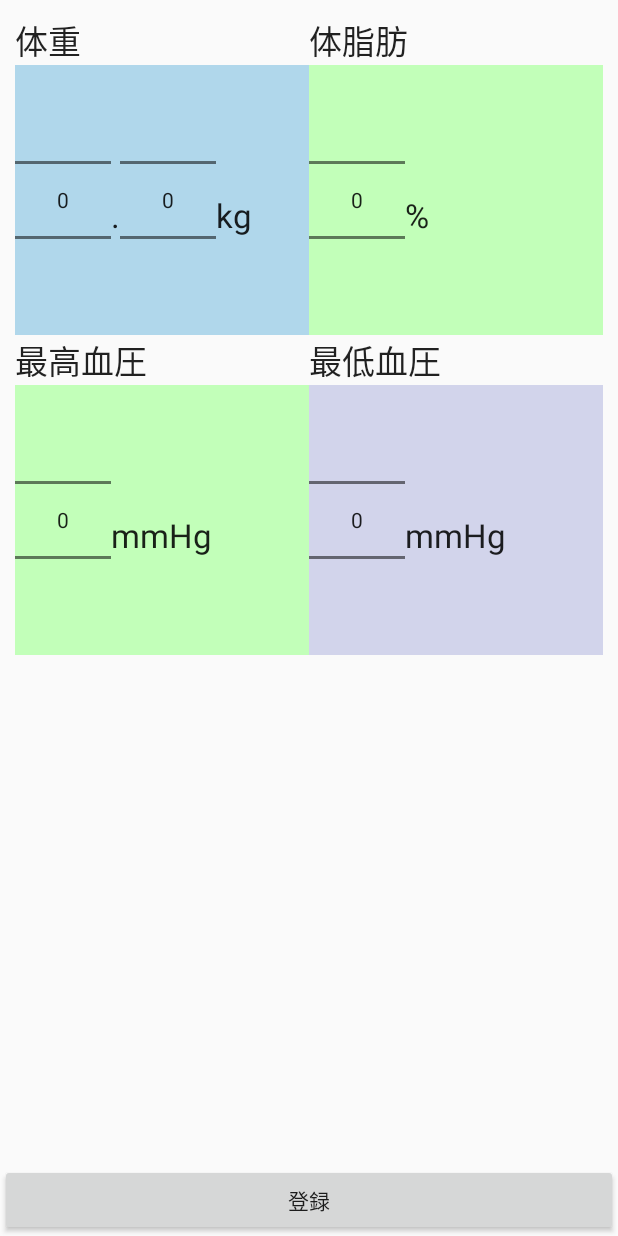
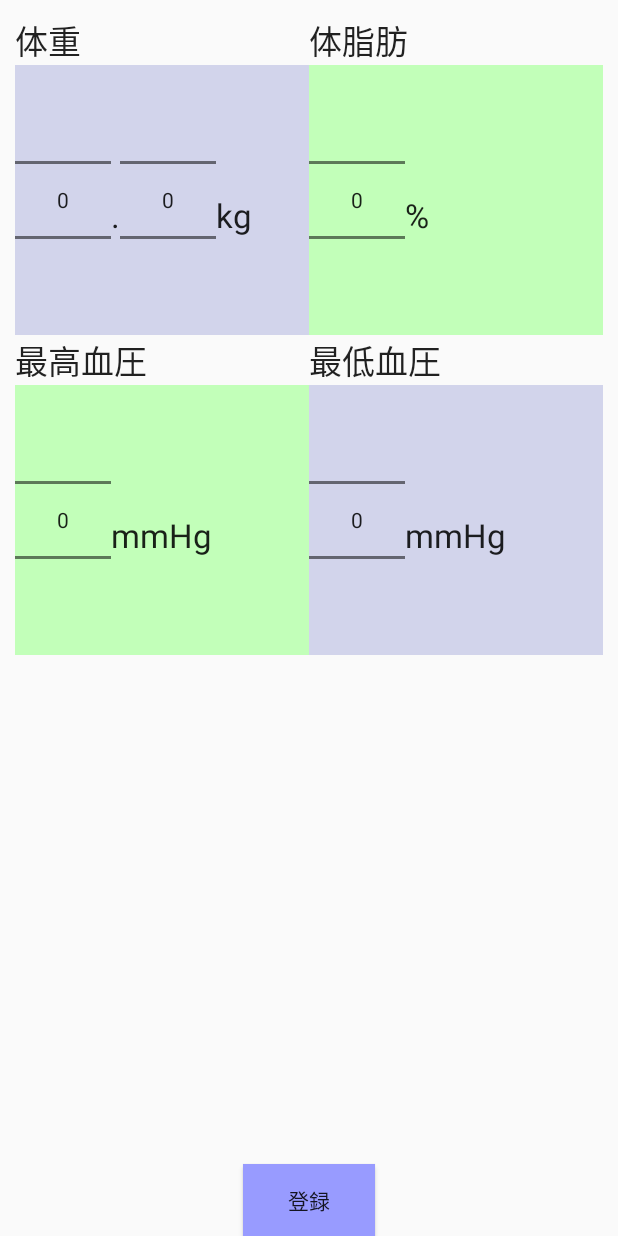
Before and after one commit to KawakawaRitsuki/WeightRecorder, an Android app: the layout fragment_record.xml on its own in the app's theme, with its tools: preview values and no code run, on a phone screen of 412 x 824 dp. Run offline under Robolectric (Android 15) with nearby library versions, the phone set to English and light mode, and no system bars.

Commit message:
リリース

```diff
--- a/app/build.gradle
+++ b/app/build.gradle
@@ -6,7 +6,7 @@ android {
 
     defaultConfig {
         applicationId "com.kawakawaplanning.weightrecorder"
-        minSdkVersion 15
+        minSdkVersion 16
         targetSdkVersion 22
         versionCode 1
         versionName "1.0"
--- a/app/src/main/AndroidManifest.xml
+++ b/app/src/main/AndroidManifest.xml
@@ -5,7 +5,8 @@
     <uses-sdk
         android:minSdkVersion="22"></uses-sdk>
     <uses-permission android:name="android.permission.VIBRATE"/>
-
+    <uses-permission android:name="android.permission.WRITE_EXTERNAL_STORAGE"/>
+    <uses-permission android:name="android.permission.VIBRATE"/>
     <application
         android:name="com.activeandroid.app.Application"
         android:allowBackup="true"
--- a/app/src/main/java/com/kawakawaplanning/weightrecorder/StartActivity.java
+++ b/app/src/main/java/com/kawakawaplanning/weightrecorder/StartActivity.java
@@ -56,9 +56,9 @@ public class StartActivity extends ActionBarActivity{
             mEditText3.setVisibility(View.GONE);
             mEditText4.setVisibility(View.GONE);
             SharedPreferences prefs = getSharedPreferences("DataSave", Context.MODE_PRIVATE);
-            getPass = prefs.getString("pass", "-dj#sf+djk");//絶対にない（と思う）PW
+            getPass = prefs.getString("pass", "kawa");//絶対にない（桁数的に）PW
 
-            if(getPass.equals("-dj#sf+djk")){
+            if(getPass.equals("kawa")){
 
                 Intent intent=new Intent();
                 intent.setClassName("com.kawakawaplanning.weightrecorder","com.kawakawaplanning.weightrecorder.MainActivity");
@@ -121,7 +121,7 @@ public class StartActivity extends ActionBarActivity{
                     }
                 }else if (1 == getState()){
                     SharedPreferences prefs = getSharedPreferences("DataSave", Context.MODE_PRIVATE);
-                    getPass = prefs.getString("pass", "");//絶対にない（と思う）PW
+                    getPass = prefs.getString("pass", "");
                     if(getPass.equals(mEditText2.getText().toString())){
                         Intent intent=new Intent();
                         intent.setClassName("com.kawakawaplanning.weightrecorder","com.kawakawaplanning.weightrecorder.MainActivity");
--- a/app/src/main/res/layout/activity_start.xml
+++ b/app/src/main/res/layout/activity_start.xml
@@ -6,7 +6,7 @@
     <TextView
         android:layout_width="wrap_content"
         android:layout_height="wrap_content"
-        android:text="[WeightRecorder]をご利用くださいましてありがとうございます。\n快適にご利用いただくために、最初に少しだけあなたについて教えてください！"
+        android:text="[WeightRecorder]をダウンロードしていただきありがとうございます。\n快適にご利用いただくために、最初に少しだけあなたについて教えてください！"
         android:id="@+id/textView21" />
 
     <LinearLayout
--- a/app/src/main/res/layout/fragment_record.xml
+++ b/app/src/main/res/layout/fragment_record.xml
@@ -29,7 +29,7 @@
                 android:orientation="horizontal"
                 android:layout_width="match_parent"
                 android:layout_height="wrap_content"
-                android:background="#ffb0d7eb">
+                android:background="#ffd2d4eb">
 
                 <NumberPicker
                     android:layout_width="wrap_content"
@@ -155,17 +155,12 @@
         </LinearLayout>
     </LinearLayout>
 
-    <LinearLayout
-        android:orientation="horizontal"
-        android:layout_width="match_parent"
-        android:layout_height="wrap_content">
-
-        <Button
-            android:layout_width="match_parent"
-            android:layout_height="wrap_content"
-            android:text="登録"
-            android:id="@+id/commitBtn" />
-
-    </LinearLayout>
+    <Button
+        android:layout_width="wrap_content"
+        android:layout_height="wrap_content"
+        android:text="登録"
+        android:id="@+id/commitBtn"
+        android:layout_gravity="center_horizontal"
+        android:background="#ff989bff" />
 
 </LinearLayout>
```
Also changed, not shown: app/src/main/java/com/kawakawaplanning/weightrecorder/MainActivity.java (+125 -23 lines).
